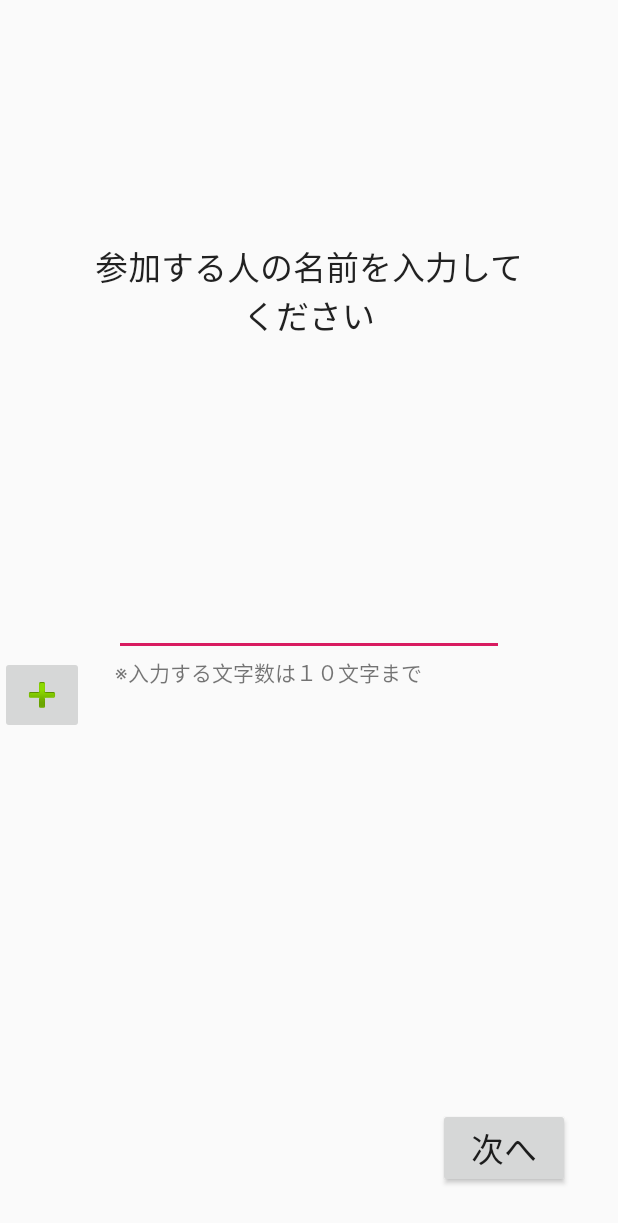
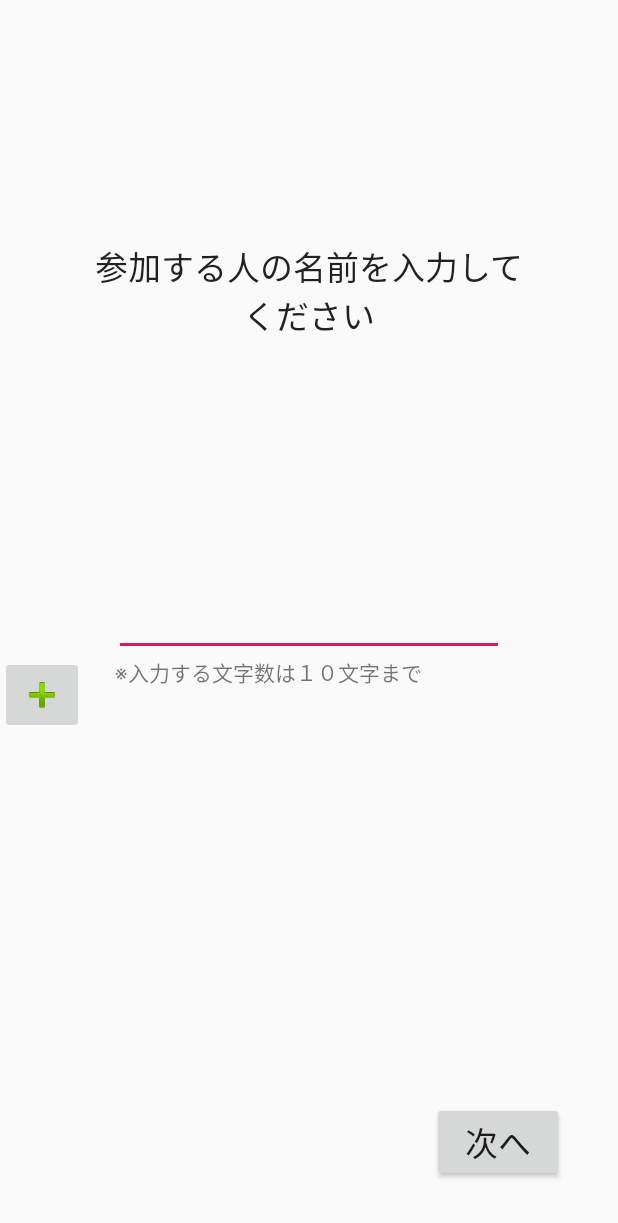
Before and after one commit to p2hacks/teamR03, an Android app: the layout fragment_exchange_input_name.xml on its own in the app's theme, with its tools: preview values and no code run, on a phone screen of 412 x 824 dp. Shown: the top 1223 px of the screen. Run offline under Robolectric (Android 15) with nearby library versions, the light colour scheme and no system bars.

Commit message:
人数入力画面と名前入力画面のレイアウトだけ

```diff
--- a/app/src/main/res/layout/fragment_exchange_input_name.xml
+++ b/app/src/main/res/layout/fragment_exchange_input_name.xml
@@ -14,8 +14,8 @@
             android:id="@+id/nextButton"
             android:layout_width="wrap_content"
             android:layout_height="wrap_content"
-            android:layout_marginEnd="32dp"
-            android:layout_marginBottom="32dp"
+            android:layout_marginEnd="36dp"
+            android:layout_marginBottom="36dp"
             android:text="次へ"
             android:textAppearance="@style/TextAppearance.AppCompat.Large"
             app:layout_constraintBottom_toBottomOf="parent"
--- a/app/src/main/res/layout/fragment_exchange_input_total.xml
+++ b/app/src/main/res/layout/fragment_exchange_input_total.xml
@@ -26,8 +26,8 @@
             android:id="@+id/nextButton"
             android:layout_width="wrap_content"
             android:layout_height="wrap_content"
-            android:layout_marginEnd="32dp"
-            android:layout_marginBottom="32dp"
+            android:layout_marginEnd="36dp"
+            android:layout_marginBottom="36dp"
             android:text="次へ"
             android:textAppearance="@style/TextAppearance.AppCompat.Large"
             app:layout_constraintBottom_toBottomOf="parent"
```
